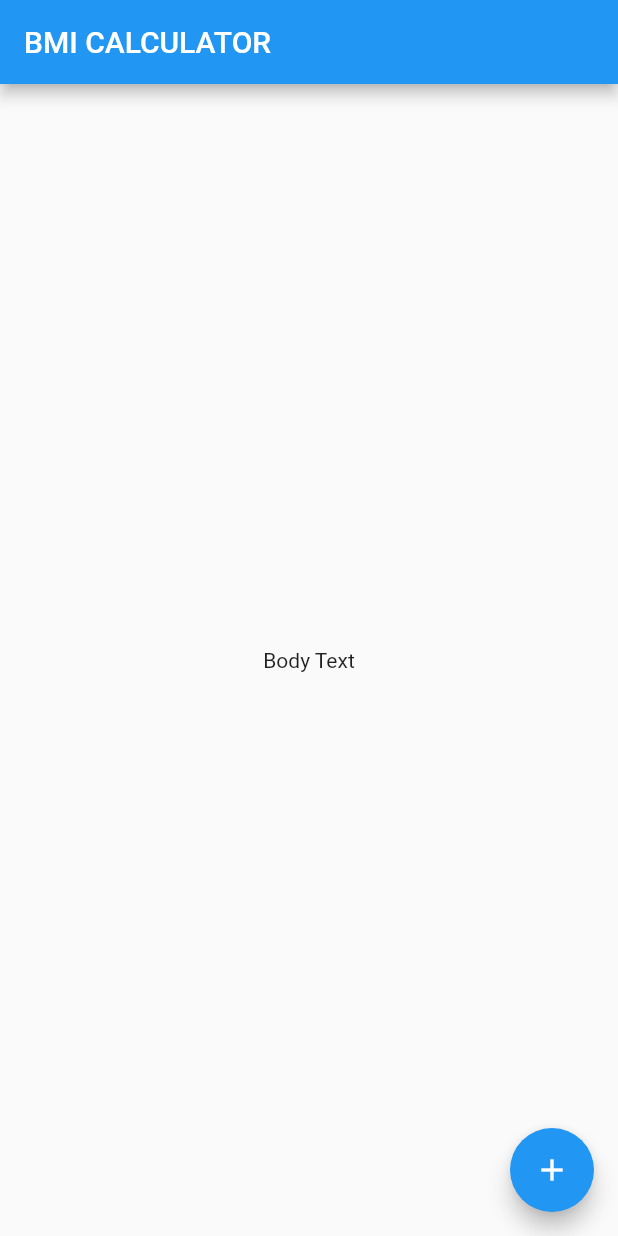
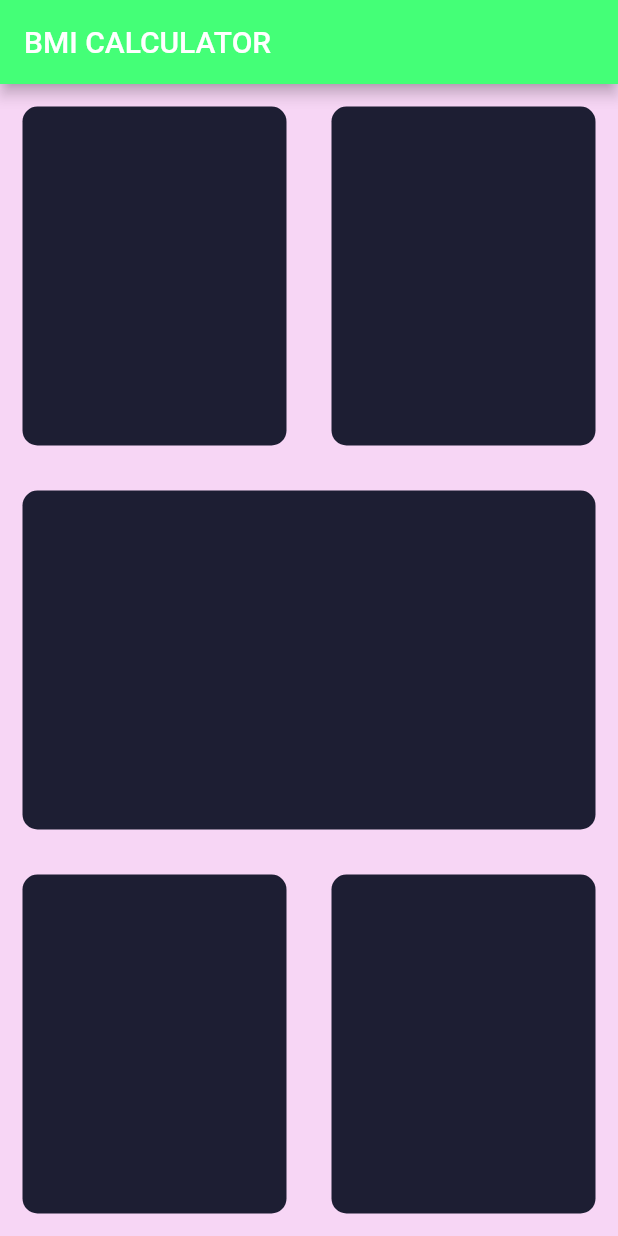
Before and after one commit to arodde/bmi_calculator_flutter, a Flutter app: the screen it shows after launch, on a phone screen of 412 x 824 dp. Run offline on Flutter 3.47's test engine with Material 2 defaults, Android fonts, the phone set to English and light mode, and no system bars.

Commit message:
mise en page de l'input_page

```diff
--- /dev/null
+++ b/lib/input_page.dart
@@ -0,0 +1,76 @@
+import 'package:flutter/material.dart';
+
+class InputPage extends StatefulWidget {
+  @override
+  _InputPageState createState() => _InputPageState();
+}
+
+class _InputPageState extends State<InputPage> {
+  @override
+  Widget build(BuildContext context) {
+    return Scaffold(
+      appBar: AppBar(
+        title: Text('BMI CALCULATOR'),
+      ),
+      body: Column(children: [
+        Expanded(
+          child: Row(
+            children: [
+              Expanded(
+                child: Container(
+                  decoration: BoxDecoration(
+                    color: Color(0xFF1D1E33),
+                    borderRadius: BorderRadius.circular(10.0),
+                  ),
+                  margin: EdgeInsets.all(15.0),
+                ),
+              ),
+              Expanded(
+                child: Container(
+                  decoration: BoxDecoration(
+                    color: Color(0xFF1D1E33),
+                    borderRadius: BorderRadius.circular(10.0),
+                  ),
+                  margin: EdgeInsets.all(15.0),
+                ),
+              ),
+            ],
+          ),
+        ),
+        Expanded(
+          child: Container(
+            decoration: BoxDecoration(
+              color: Color(0xFF1D1E33),
+              borderRadius: BorderRadius.circular(10.0),
+            ),
+            margin: EdgeInsets.all(15.0),
+          ),
+        ),
+        Expanded(
+          child: Row(
+            children: [
+              Expanded(
+                child: Container(
+                  decoration: BoxDecoration(
+                    color: Color(0xFF1D1E33),
+                    borderRadius: BorderRadius.circular(10.0),
+                  ),
+                  margin: EdgeInsets.all(15.0),
+                ),
+              ),
+              Expanded(
+                child: Container(
+                  decoration: BoxDecoration(
+                    color: Color(0xFF1D1E33),
+                    borderRadius: BorderRadius.circular(10.0),
+                  ),
+                  margin: EdgeInsets.all(15.0),
+                ),
+              ),
+            ],
+          ),
+        ),
+      ]),
+    );
+  }
+}
--- a/lib/main.dart
+++ b/lib/main.dart
@@ -1,4 +1,5 @@
 import 'package:flutter/material.dart';
+import 'input_page.dart';
 
 void main() => runApp(BMICalculator());
 
@@ -6,29 +7,20 @@ class BMICalculator extends StatelessWidget {
   @override
   Widget build(BuildContext context) {
     return MaterialApp(
+      theme: ThemeData.dark().copyWith(
+        primaryColor: Color(0xff44ff77),
+        scaffoldBackgroundColor: Color(0x99f1bbee),
+        textTheme: TextTheme(
+          bodyText1: TextStyle(
+            color: Color.fromRGBO(56, 200, 203, 0.75),
+          ),
+        ),
+      ),
       home: InputPage(),
     );
   }
 }
 
-class InputPage extends StatefulWidget {
-  @override
-  _InputPageState createState() => _InputPageState();
-}
+// https://api.flutter.dev/flutter/material/ThemeData-class.html
 
-class _InputPageState extends State<InputPage> {
-  @override
-  Widget build(BuildContext context) {
-    return Scaffold(
-      appBar: AppBar(
-        title: Text('BMI CALCULATOR'),
-      ),
-      body: Center(
-        child: Text('Body Text'),
-      ),
-      floatingActionButton: FloatingActionButton(
-        child: Icon(Icons.add),
-      ),
-    );
-  }
-}
+// https://flutter.dev/docs/cookbook/design/themes
```
